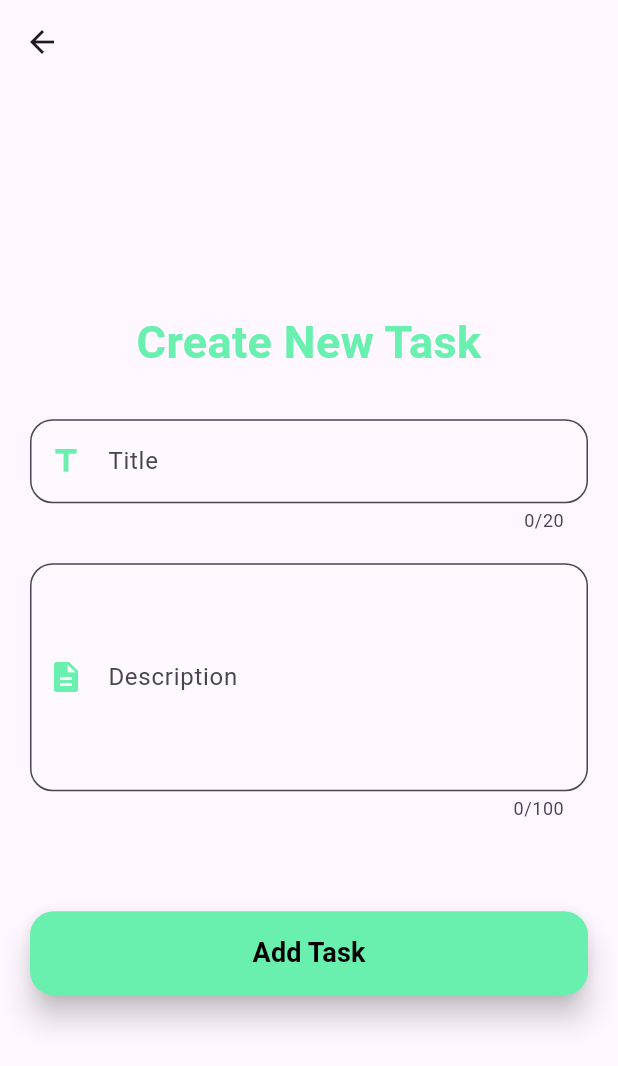
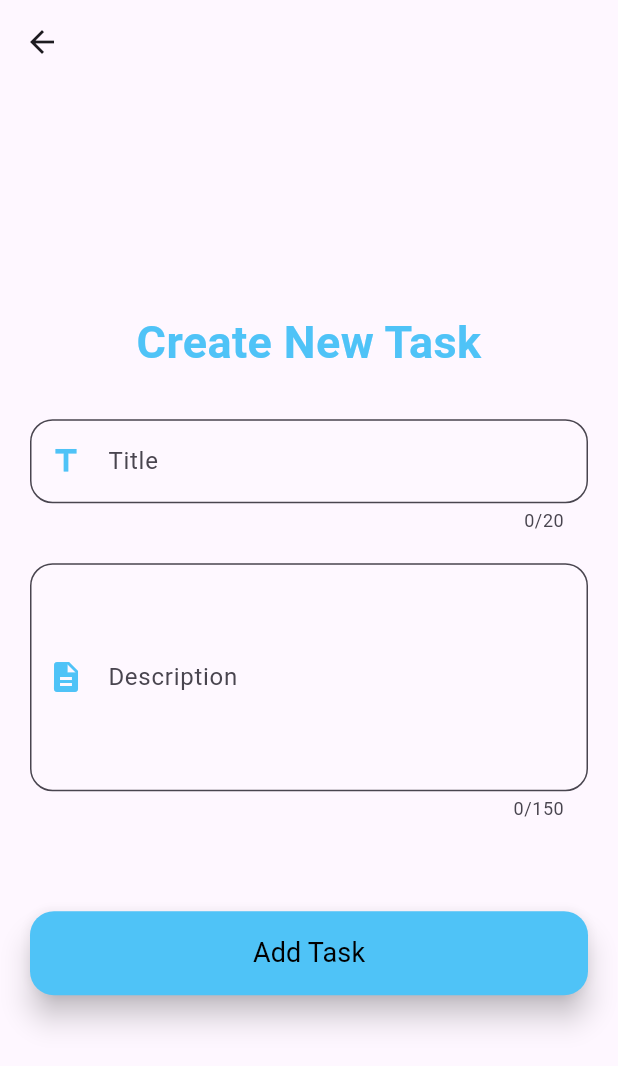
Before and after one commit to Soumia-Dev/to_do_list_app, a Flutter app: the screen it shows after launch, after a tap on the "add" icon, on a phone screen of 412 x 824 dp. Shown: the top 1066 px of the screen. Run offline on Flutter 3.47's test engine with Material 3 defaults, Android fonts, the phone set to English and light mode, and no system bars; our stand-ins replace bloc, dartz, flutter_bloc, get_it, hive, hive_flutter and 1 more; accounts and stored records are empty.

Commit message:
update some files

```diff
--- a/lib/presentations/pages/addUpdate/add_update_task_widgets.dart
+++ b/lib/presentations/pages/addUpdate/add_update_task_widgets.dart
@@ -2,8 +2,7 @@ import 'package:flutter/material.dart';
 import 'package:flutter_bloc/flutter_bloc.dart';
 import 'package:to_do_list_app/core/widgets.dart';
 import 'package:to_do_list_app/domain/entities/task_entity.dart';
-import 'package:to_do_list_app/presentations/bloc/operationsTask/operations_task_bloc.dart'
-    hide UpdateTasksEvent;
+import 'package:to_do_list_app/presentations/bloc/operationsTask/operations_task_bloc.dart';
 import 'package:to_do_list_app/presentations/pages/addUpdate/form_task.dart';
 
 import '../../bloc/getTask/get_task_bloc.dart';
@@ -18,7 +17,7 @@ class AddUpdateTaskWidgets {
         listener: (context, state) {
           if (state is SuccessfulOperation) {
             widgets.buildSnackBar(context, state.successMessage, Colors.green);
-            context.read<GetTaskBloc>().add(UpdateTasksEvent());
+            context.read<GetTaskBloc>().add(RefreshTasksEvent());
             Navigator.of(context).pop();
           } else if (state is ErrorOperation) {
             widgets.buildSnackBar(
--- a/lib/presentations/pages/addUpdate/form_task.dart
+++ b/lib/presentations/pages/addUpdate/form_task.dart
@@ -37,6 +37,7 @@ class _FormTaskState extends State<FormTask> {
         title: title,
         description: description,
       );
+
       context.read<OperationsTaskBloc>().add(
         UpdateTasksEvent(taskEntity: updated),
       );
@@ -53,7 +54,12 @@ class _FormTaskState extends State<FormTask> {
 
   void onTaskDone() {
     final task = widget.taskEntity!.toggleDone();
-    context.read<OperationsTaskBloc>().add(DoneTaskEvent(taskEntity: task));
+    final state = widget.taskEntity!.isDone
+        ? "the task is undone"
+        : "the task is done";
+    context.read<OperationsTaskBloc>().add(
+      DoneTaskEvent(taskEntity: task, refreshState: state),
+    );
   }
 
   @override
@@ -72,7 +78,7 @@ class _FormTaskState extends State<FormTask> {
                 style: TextStyle(
                   fontSize: 30,
                   fontWeight: FontWeight.bold,
-                  color: Colors.greenAccent,
+                  color: Colors.lightBlue.shade300,
                 ),
               ),
               SizedBox(height: 30),
@@ -91,7 +97,7 @@ class _FormTaskState extends State<FormTask> {
                 icon: Icons.description,
                 validatorText: "Please enter the task description",
                 maxLines: 5,
-                maxLength: 100,
+                maxLength: 150,
               ),
               SizedBox(height: 50),
               buildBtn(onSubmit, widget.isUpdate ? "Update Task" : "Add Task"),
@@ -129,13 +135,13 @@ class _FormTaskState extends State<FormTask> {
       },
       decoration: InputDecoration(
         labelText: label,
-        prefixIcon: Icon(icon, color: Colors.greenAccent),
+        prefixIcon: Icon(icon, color: Colors.lightBlue.shade300),
         filled: true,
         fillColor: Colors.white.withOpacity(0.15),
         border: OutlineInputBorder(borderRadius: BorderRadius.circular(15)),
         focusedBorder: OutlineInputBorder(
           borderRadius: BorderRadius.circular(15),
-          borderSide: BorderSide(color: Colors.greenAccent, width: 2),
+          borderSide: BorderSide(color: Colors.lightBlue.shade300, width: 2),
         ),
       ),
     );
@@ -148,7 +154,7 @@ class _FormTaskState extends State<FormTask> {
         onPressed: () => onSubmit(),
         style: ElevatedButton.styleFrom(
           padding: EdgeInsets.symmetric(vertical: 15),
-          backgroundColor: Colors.greenAccent,
+          backgroundColor: Colors.lightBlue.shade300,
           foregroundColor: Colors.black,
           shape: RoundedRectangleBorder(
             borderRadius: BorderRadius.circular(16),
@@ -157,7 +163,7 @@ class _FormTaskState extends State<FormTask> {
         ),
         child: Text(
           textBtn,
-          style: TextStyle(fontSize: 18, fontWeight: FontWeight.bold),
+          style: TextStyle(fontSize: 18, fontWeight: FontWeight.w400),
         ),
       ),
     );
--- a/lib/presentations/pages/homeTask/home_task_widgets.dart
+++ b/lib/presentations/pages/homeTask/home_task_widgets.dart
@@ -2,12 +2,11 @@ import 'package:flutter/material.dart';
 import 'package:flutter_bloc/flutter_bloc.dart';
 import 'package:intl/intl.dart';
 import 'package:lottie/lottie.dart';
-import 'package:to_do_list_app/presentations/bloc/operationsTask/operations_task_bloc.dart'
-    hide UpdateTasksEvent;
-import 'package:to_do_list_app/presentations/bloc/selectionTask/selection_task_bloc.dart';
 
 import '../../../domain/entities/task_entity.dart';
 import '../../bloc/getTask/get_task_bloc.dart';
+import '../../bloc/operationsTask/operations_task_bloc.dart';
+import '../../bloc/selectionTask/selection_task_bloc.dart';
 
 class HomeTasksWidgets {
   Widget buildDeleteIcon() =>
@@ -20,7 +19,7 @@ class HomeTasksWidgets {
                     context.read<OperationsTaskBloc>().add(
                       DeleteTasksEvent(ids: state.selectedTaskIds),
                     );
-                    context.read<GetTaskBloc>().add(UpdateTasksEvent());
+                    context.read<GetTaskBloc>().add(RefreshTasksEvent());
                     context.read<SelectionTaskBloc>().add(
                       ClearTaskSelectionEvent(),
                     );
@@ -40,6 +39,9 @@ class HomeTasksWidgets {
       width: double.infinity,
       height: 100,
       child: Row(
+        mainAxisAlignment: MainAxisAlignment.spaceBetween,
+        children: [
+          Row(
             mainAxisAlignment: MainAxisAlignment.start,
             children: [
               SizedBox(
@@ -50,7 +52,7 @@ class HomeTasksWidgets {
                   value:
                       doneTasks(state.tasks.toList()) /
                       valueIndicator(state.tasks.toList()),
-              valueColor: const AlwaysStoppedAnimation(Colors.greenAccent),
+                  valueColor: AlwaysStoppedAnimation(Colors.lightBlue.shade300),
                 ),
               ),
               const SizedBox(width: 30),
@@ -63,7 +65,7 @@ class HomeTasksWidgets {
                     style: TextStyle(
                       fontWeight: FontWeight.bold,
                       fontSize: 30,
-                  color: Colors.greenAccent,
+                      color: Colors.lightBlue.shade300,
                     ),
                   ),
                   Text(
@@ -71,7 +73,8 @@ class HomeTasksWidgets {
                   ),
                 ],
               ),
-          SizedBox(width: 120),
+            ],
+          ),
           buildDeleteIcon(),
         ],
       ),
@@ -85,13 +88,13 @@ class HomeTasksWidgets {
     return state.tasks.isEmpty
         ? Expanded(
             child: Column(
-              mainAxisAlignment: MainAxisAlignment.center,
               children: [
-                Lottie.asset("assets/lottie/1.json"),
-                const Expanded(
-                  flex: 3,
-                  child: Text("You have done all the task !👌"),
+                SizedBox(height: 100),
+                SizedBox(
+                  height: 250,
+                  child: Lottie.asset("assets/lottie/done.json"),
                 ),
+                Text("You have done all the task !👌"),
               ],
             ),
           )
@@ -112,7 +115,7 @@ class HomeTasksWidgets {
                           padding: EdgeInsets.all(20),
                           margin: EdgeInsets.symmetric(
                             horizontal: 15,
-                            vertical: 5,
+                            vertical: 10,
                           ),
                           decoration: BoxDecoration(
                             borderRadius: BorderRadius.circular(16),
@@ -132,7 +135,7 @@ class HomeTasksWidgets {
                             color: isSelected
                                 ? Colors.red.shade50
                                 : task.isDone
-                                ? Colors.greenAccent.shade100
+                                ? Colors.lightBlue.shade100
                                 : Colors.grey.shade50,
                           ),
                           child: InkWell(
@@ -178,12 +181,13 @@ class HomeTasksWidgets {
                                               : null,
                                         ),
                                       ),
+                                      SizedBox(height: 10),
                                       Row(
                                         children: [
                                           Icon(
                                             Icons.calendar_today,
                                             size: 16,
-                                            color: Colors.greenAccent,
+                                            color: Colors.lightBlue.shade600,
                                           ),
                                           SizedBox(width: 6),
                                           Text(
@@ -216,8 +220,8 @@ class HomeTasksWidgets {
                             right: 10,
                             child: Icon(
                               Icons.done,
-                              color: Colors.green,
-                              size: 40,
+                              color: Colors.lightBlue.shade600,
+                              size: 50,
                             ),
                           ),
                       ],
@@ -234,8 +238,9 @@ class HomeTasksWidgets {
     Function(BuildContext, bool, TaskEntity?) navigation,
   ) {
     return FloatingActionButton(
+      backgroundColor: Colors.white,
       onPressed: () => navigation(context, false, null),
-      child: Icon(Icons.add, color: Colors.black),
+      child: Icon(Icons.add, color: Colors.lightBlueAccent),
     );
   }
 }
--- a/lib/presentations/pages/homeTask/home_tasks.dart
+++ b/lib/presentations/pages/homeTask/home_tasks.dart
@@ -13,7 +13,7 @@ class HomeTasks extends StatelessWidget {
 
   HomeTasks({super.key});
   Future<void> onRefresh(BuildContext context) async {
-    BlocProvider.of<GetTaskBloc>(context).add(UpdateTasksEvent());
+    BlocProvider.of<GetTaskBloc>(context).add(RefreshTasksEvent());
   }
 
   void navigationToAddOrUpdate(
```
Lines whose indentation alone changed are shown as unchanged.
